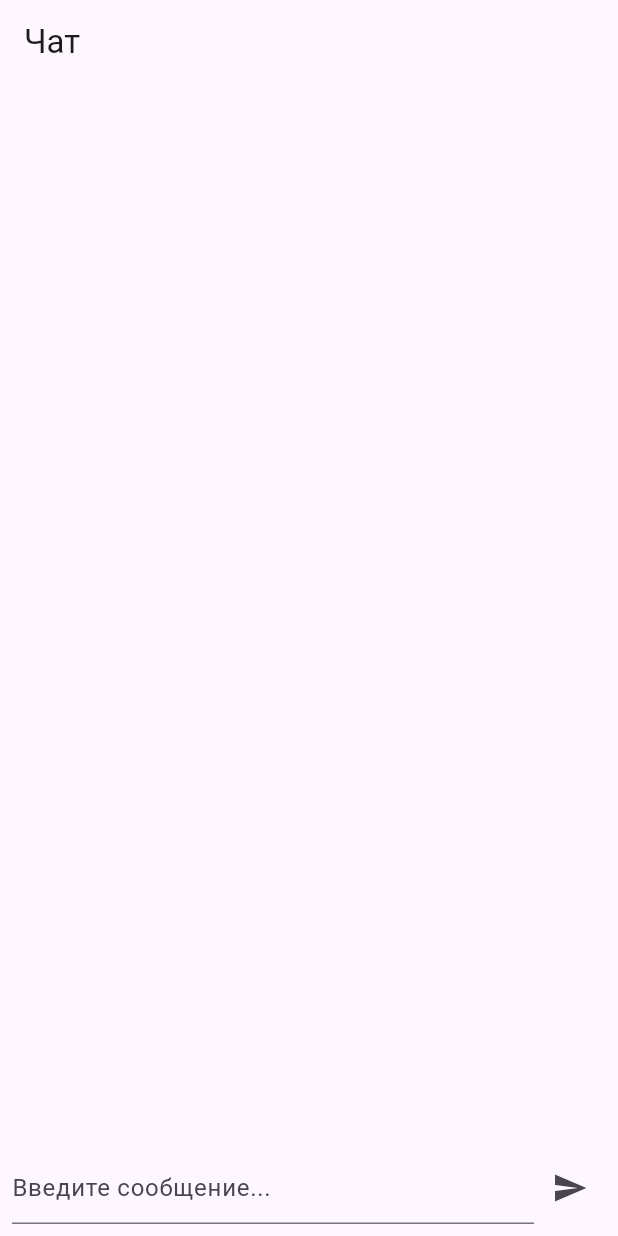
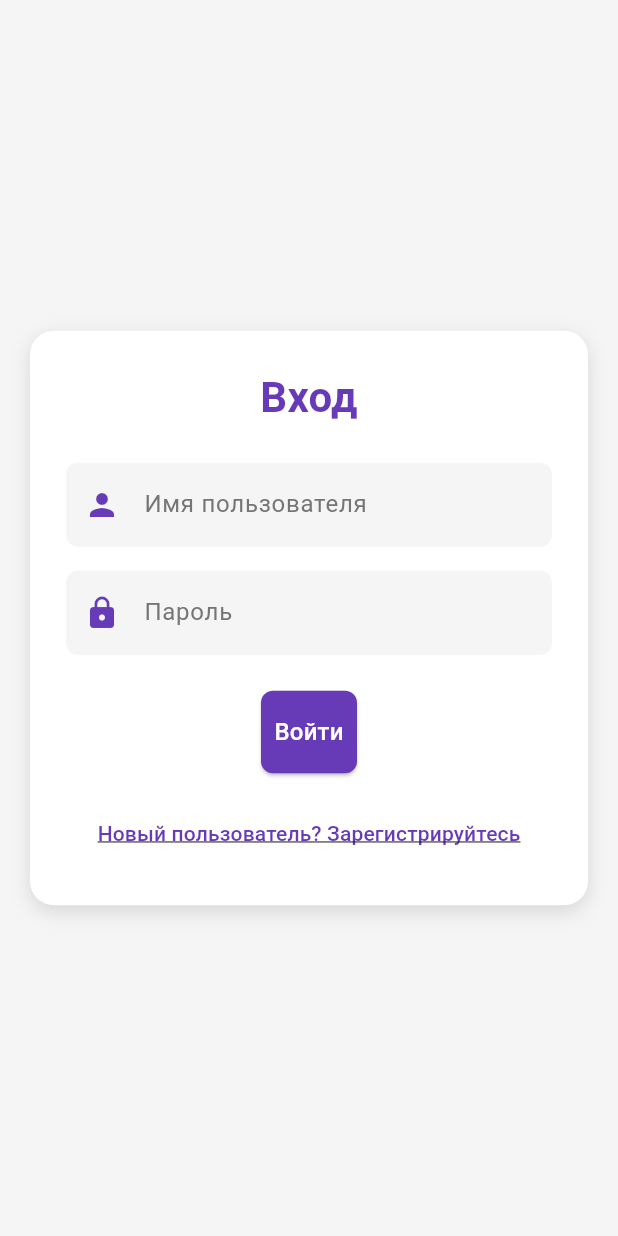
Before and after one commit to yehoto/MessengerClient, a Flutter app: the screen it shows after launch, on a phone screen of 412 x 824 dp. Run offline on Flutter 3.47's test engine with Material 3 defaults, Android fonts, the light colour scheme and no system bars.

Commit message:
добавлено окно входа

```diff
--- /dev/null
+++ b/lib/login_screen.dart
@@ -0,0 +1,133 @@
+import 'package:flutter/material.dart';
+import 'package:http/http.dart' as http;
+import 'package:messenger_client/chat_screen.dart';
+import 'package:messenger_client/register_screen.dart';
+
+class LoginScreen extends StatelessWidget {
+  final TextEditingController _usernameController = TextEditingController();
+  final TextEditingController _passwordController = TextEditingController();
+
+  void _login(BuildContext context) async {
+    final response = await http.post(
+      Uri.parse('http://localhost:8080/login'),
+      body: {
+        'username': _usernameController.text,
+        'password': _passwordController.text,
+      },
+    );
+
+    if (response.statusCode == 200) {
+      Navigator.pushReplacement(
+        context,
+        MaterialPageRoute(builder: (context) => ChatScreen()),
+      );
+    } else {
+      ScaffoldMessenger.of(context).showSnackBar(
+        SnackBar(content: Text('Ошибка входа')),
+      );
+    }
+  }
+
+  void _navigateToRegister(BuildContext context) {
+    Navigator.push(
+      context,
+      MaterialPageRoute(builder: (context) => RegisterScreen()),
+    );
+  }
+
+  @override
+  Widget build(BuildContext context) {
+    return Scaffold(
+      backgroundColor: Colors.grey[100], // Светлый фон
+      body: Center(
+        child: SingleChildScrollView(
+          padding: EdgeInsets.all(20),
+          child: Container(
+            padding: EdgeInsets.all(24),
+            decoration: BoxDecoration(
+              color: Colors.white, // Белый фон контейнера
+              borderRadius: BorderRadius.circular(16), // Закругленные углы
+              boxShadow: [
+                BoxShadow(
+                  color: Colors.black12,
+                  blurRadius: 10,
+                  offset: Offset(0, 4),
+                ),
+              ],
+            ),
+            child: Column(
+              mainAxisSize: MainAxisSize.min,
+              children: [
+                Text(
+                  'Вход',
+                  style: TextStyle(
+                    fontSize: 28,
+                    fontWeight: FontWeight.bold,
+                    color: Colors.deepPurple, // Акцентный цвет
+                  ),
+                ),
+                SizedBox(height: 24),
+                TextField(
+                  controller: _usernameController,
+                  decoration: InputDecoration(
+                    labelText: 'Имя пользователя',
+                    labelStyle: TextStyle(color: Colors.grey[600]),
+                    filled: true,
+                    fillColor: Colors.grey[100],
+                    border: OutlineInputBorder(
+                      borderRadius: BorderRadius.circular(8),
+                      borderSide: BorderSide.none,
+                    ),
+                    prefixIcon: Icon(Icons.person, color: Colors.deepPurple),
+                  ),
+                ),
+                SizedBox(height: 16),
+                TextField(
+                  controller: _passwordController,
+                  obscureText: true,
+                  decoration: InputDecoration(
+                    labelText: 'Пароль',
+                    labelStyle: TextStyle(color: Colors.grey[600]),
+                    filled: true,
+                    fillColor: Colors.grey[100],
+                    border: OutlineInputBorder(
+                      borderRadius: BorderRadius.circular(8),
+                      borderSide: BorderSide.none,
+                    ),
+                    prefixIcon: Icon(Icons.lock, color: Colors.deepPurple),
+                  ),
+                ),
+                SizedBox(height: 24),
+                ElevatedButton(
+                  onPressed: () => _login(context),
+                  style: ElevatedButton.styleFrom(
+                    backgroundColor: Colors.deepPurple, // Цвет кнопки
+                    padding: EdgeInsets.symmetric(vertical: 16),
+                    shape: RoundedRectangleBorder(
+                      borderRadius: BorderRadius.circular(8),
+                    ),
+                  ),
+                  child: Text(
+                    'Войти',
+                    style: TextStyle(fontSize: 16, color: Colors.white),
+                  ),
+                ),
+                SizedBox(height: 16),
+                TextButton(
+                  onPressed: () => _navigateToRegister(context),
+                  child: Text(
+                    'Новый пользователь? Зарегистрируйтесь',
+                    style: TextStyle(
+                      color: Colors.deepPurple,
+                      decoration: TextDecoration.underline,
+                    ),
+                  ),
+                ),
+              ],
+            ),
+          ),
+        ),
+      ),
+    );
+  }
+}
--- a/lib/main.dart
+++ b/lib/main.dart
@@ -1,5 +1,5 @@
 import 'package:flutter/material.dart';
-import 'package:messenger_client/chat_screen.dart';
+import 'package:messenger_client/login_screen.dart';
 
 void main() {
   runApp(MyApp());
@@ -9,7 +9,7 @@ class MyApp extends StatelessWidget {
   @override
   Widget build(BuildContext context) {
     return MaterialApp(
-      home: ChatScreen(),
+      home: LoginScreen(),
     );
   }
 }
--- a/pubspec.yaml
+++ b/pubspec.yaml
@@ -35,6 +35,7 @@ dependencies:
   # Use with the CupertinoIcons class for iOS style icons.
   cupertino_icons: ^1.0.8
   web_socket_channel: ^2.1.0
+  http: ^0.13.6
 
 dev_dependencies:
   flutter_test:
```
Also changed, not shown: pubspec.lock.
